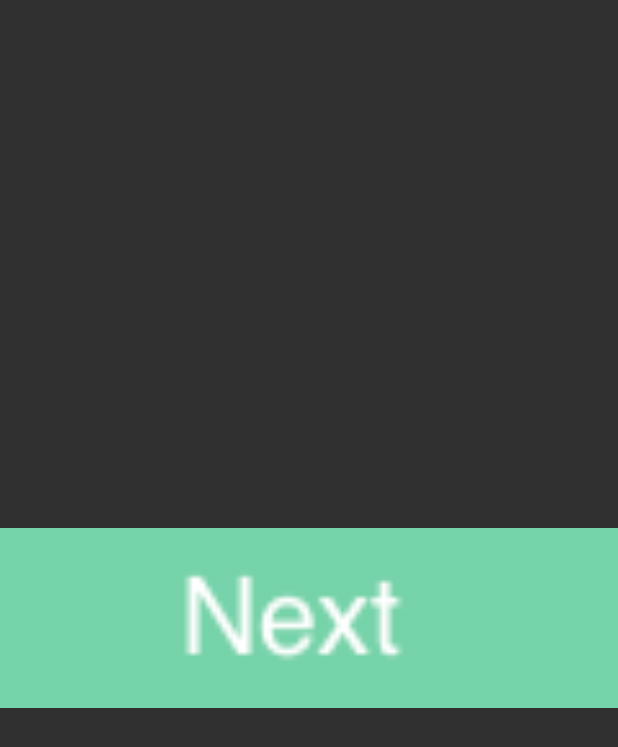
After one commit to molly-king/PhotoGallery, an Android app: the layout back_to_start.xml on its own in the app's theme, with its tools: preview values and no code run, on a phone screen of 412 x 824 dp. The commit adds this screen. Shown: the top 747 px of the screen. Run offline under Robolectric (Android 15) with nearby library versions, the phone set to English and light mode, and no system bars; network calls fail.

```diff
--- /dev/null
+++ b/app/src/main/res/layout/back_to_start.xml
@@ -0,0 +1,11 @@
+<?xml version="1.0" encoding="utf-8"?>
+
+<ImageView xmlns:android="http://schemas.android.com/apk/res/android"
+    android:layout_width="match_parent"
+    android:id="@+id/gallery_item_next"
+    android:layout_height="120dp"
+    android:layout_gravity="center"
+    android:src="@drawable/next_50"
+    android:scaleType="centerCrop">
+
+</ImageView>
```
Also changed, not shown: app/src/main/java/com/txrd/photogallery/app/FlickrFetchr.java (+9 -1 lines), app/src/main/java/com/txrd/photogallery/app/PhotoGalleryFragment.java (+13 -0 lines).
